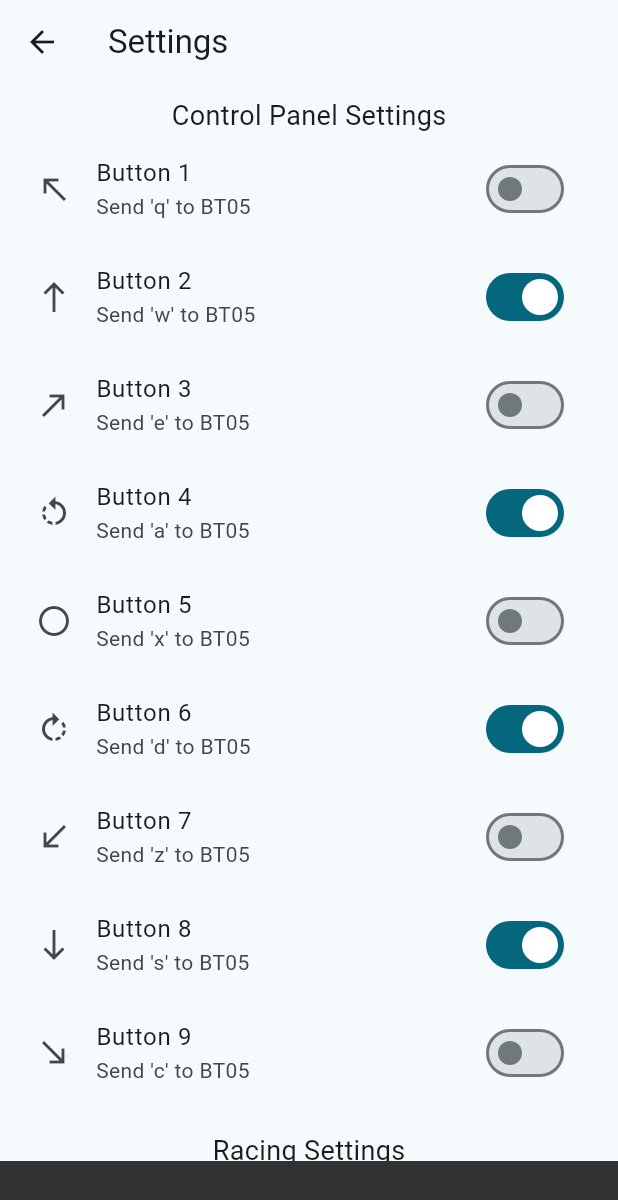
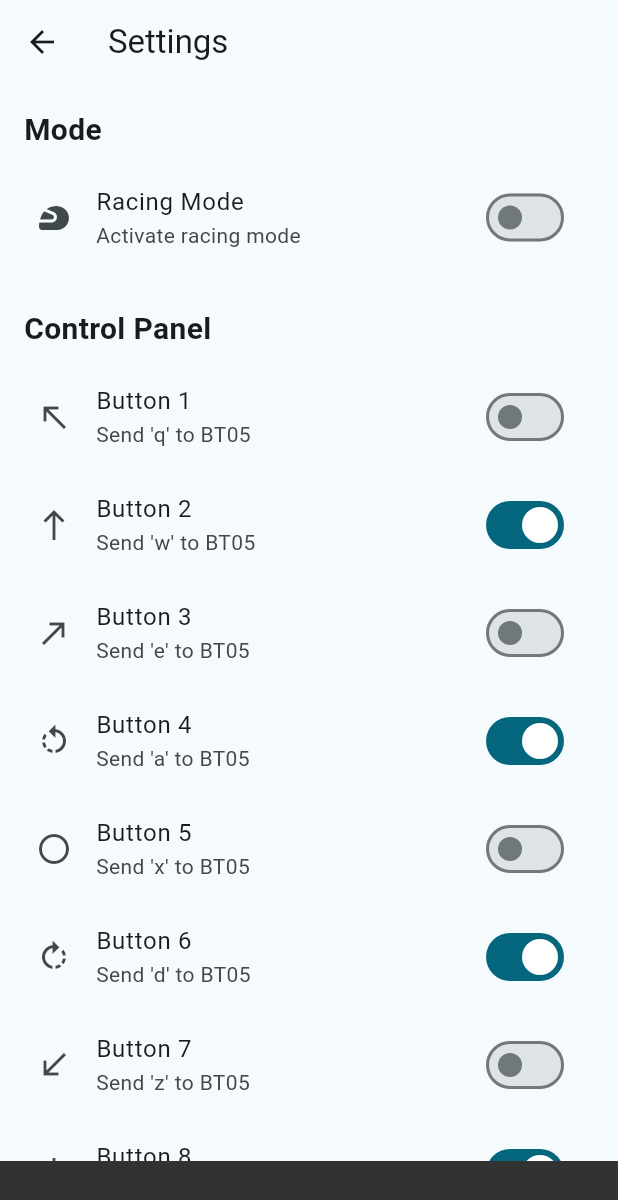
Before and after one commit to zzzJe/Carduible, a Flutter app: the SettingsPage screen opened by its route, on a phone screen of 412 x 824 dp. Shown: the top 1200 px of the screen. Run offline on Flutter 3.47's test engine with Material 3 defaults, Android fonts, the phone set to English and light mode, and no system bars; our stand-ins replace firebase_core, flutter_blue_plus, flutter_dotenv, go_router, google_fonts, google_mobile_ads and 3 more; accounts and stored records are empty; generated files the repository leaves out were written again; network calls fail.

Commit message:
Refactor settings UI and update version to 1.2.0
Improved the SettingsPage layout by reorganizing the 'Racing Mode' switch and section headers for better clarity. Updated logic in RacingPage to check deviceId before showing Bluetooth disconnect dialog. Bumped app version to 1.2.0+23 in pubspec.yaml.

```diff
--- a/lib/widgets/racing_page/racing_page.dart
+++ b/lib/widgets/racing_page/racing_page.dart
@@ -2,6 +2,7 @@ import 'dart:math';
 import 'package:carduible/providers/gyro_provider.dart';
 import 'package:carduible/providers/bluetooth_provider.dart';
 import 'package:carduible/services/navigation_service.dart';
+import 'package:carduible/widgets/home_page/home_page.dart';
 import 'package:carduible/widgets/racing_page/throttle.dart';
 import 'package:carduible/widgets/racing_page/reverse.dart';
 import 'package:carduible/widgets/racing_page/long_press.dart';
@@ -74,11 +75,12 @@ class _RacingPageInnerState extends State<RacingPageInner> {
   }
 
   Future<void> sendMessage() async {
+    final deviceId = GoRouterState.of(context).pathParameters['deviceId'];
     BluetoothProvider bluetooth = Provider.of<BluetoothProvider>(
       context,
       listen: false,
     );
-    if (bluetooth.isDisconnected()) {
+    if (bluetooth.isDisconnected() && deviceId != debugDeviceId) {
       showDialog(
         context: context,
         builder: (BuildContext dialogContext) {
@@ -130,11 +132,12 @@ class _RacingPageInnerState extends State<RacingPageInner> {
   }
 
   Future<void> resetSpeed() async {
+    final deviceId = GoRouterState.of(context).pathParameters['deviceId'];
     BluetoothProvider bluetooth = Provider.of<BluetoothProvider>(
       context,
       listen: false,
     );
-    if (bluetooth.isDisconnected()) {
+    if (bluetooth.isDisconnected() && deviceId != debugDeviceId) {
       showDialog(
         context: context,
         builder: (BuildContext dialogContext) {
--- a/lib/widgets/settings_page/settings_page.dart
+++ b/lib/widgets/settings_page/settings_page.dart
@@ -94,11 +94,38 @@ class SettingsPage extends StatelessWidget {
                   sliver: SliverList(
                     delegate: SliverChildListDelegate(
                       [
-                        Center(
-                            child: const Text(
-                          'Control Panel Settings',
-                          style: TextStyle(fontSize: 18),
-                        )),
+                        Padding(
+                          padding: const EdgeInsets.all(8.0),
+                          child: Text(
+                            'Mode',
+                            style: TextStyle(
+                              fontSize: 20,
+                              fontWeight: FontWeight.bold,
+                            ),
+                          ),
+                        ),
+                        ListTile(
+                          leading: Icon(icons[9]),
+                          title: Text('Racing Mode'),
+                          subtitle: Text('Activate racing mode'),
+                          trailing: Switch(
+                            value: settingsProvider.getButtonState(9),
+                            onChanged: (value) {
+                              settingsProvider.setButtonState(9, value);
+                            },
+                          ),
+                        ),
+                        const SizedBox(height: 16),
+                        Padding(
+                          padding: const EdgeInsets.all(8.0),
+                          child: Text(
+                            'Control Panel',
+                            style: TextStyle(
+                              fontSize: 20,
+                              fontWeight: FontWeight.bold,
+                            ),
+                          ),
+                        ),
                         ...List.generate(
                             ButtonSettingsProvider.numControlButtons, (index) {
                           return ListTile(
@@ -115,23 +142,6 @@ class SettingsPage extends StatelessWidget {
                           );
                         }),
                         const SizedBox(height: 16),
-                        Center(
-                            child: const Text(
-                          'Racing Settings',
-                          style: TextStyle(fontSize: 18),
-                        )),
-                        ListTile(
-                          leading: Icon(icons[9]),
-                          title: Text('Racing Mode'),
-                          subtitle: Text('Activate racing mode'),
-                          trailing: Switch(
-                            value: settingsProvider.getButtonState(9),
-                            onChanged: (value) {
-                              settingsProvider.setButtonState(9, value);
-                            },
-                          ),
-                        ),
-                        const SizedBox(height: 16),
                         Padding(
                           padding: const EdgeInsets.symmetric(horizontal: 16.0),
                           child: ElevatedButton(
@@ -147,6 +157,7 @@ class SettingsPage extends StatelessWidget {
                             child: const Text('Reset to Defaults'),
                           ),
                         ),
+                        const SizedBox(height: 16),
                       ],
                     ),
                   ),
--- a/pubspec.yaml
+++ b/pubspec.yaml
@@ -16,7 +16,7 @@ publish_to: 'none' # Remove this line if you wish to publish to pub.dev
 # https://developer.apple.com/library/archive/documentation/General/Reference/InfoPlistKeyReference/Articles/CoreFoundationKeys.html
 # In Windows, build-name is used as the major, minor, and patch parts
 # of the product and file versions while build-number is used as the build suffix.
-version: 1.1.19+22
+version: 1.2.0+23
 
 environment:
   sdk: '>=3.3.4 <4.0.0'
```
